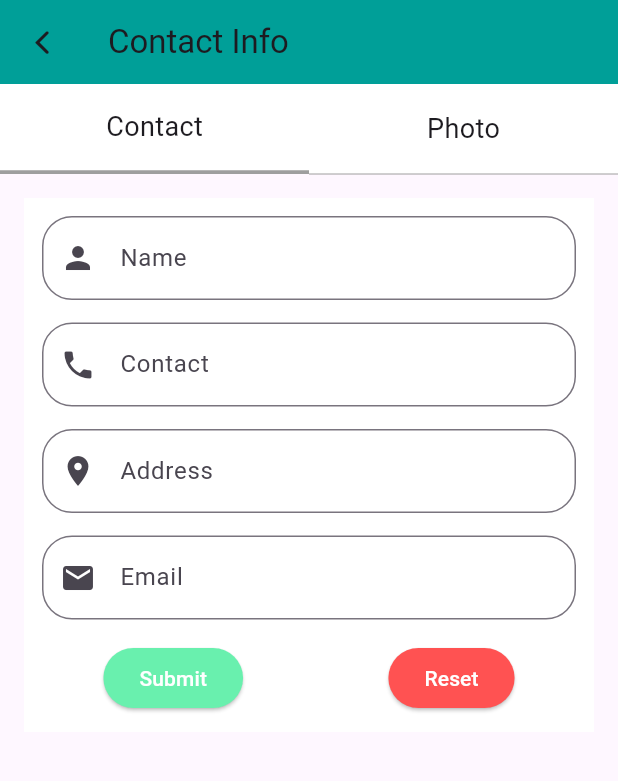
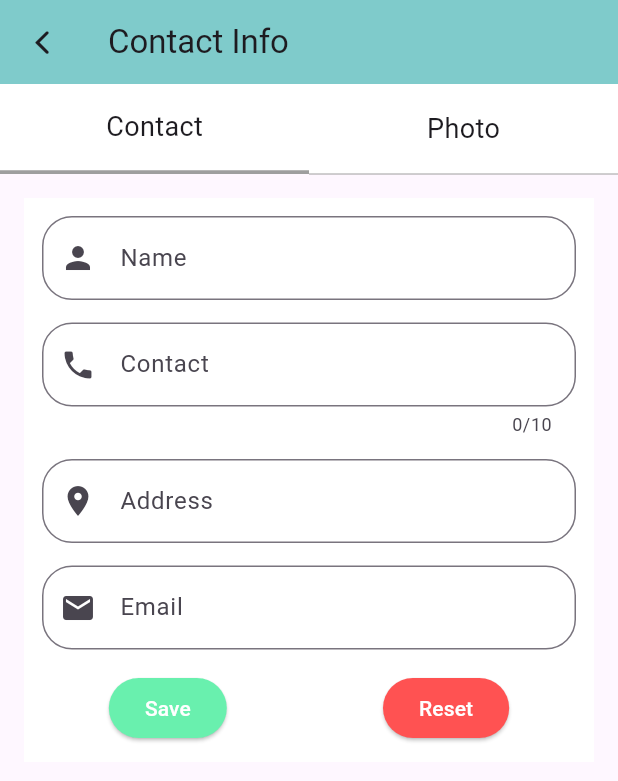
Before and after one commit to om-savani/resume_builder_app, a Flutter app: the ContactInfoPage screen opened by its route, on a phone screen of 412 x 824 dp. Shown: the top 781 px of the screen. Run offline on Flutter 3.47's test engine with Material 3 defaults, Android fonts, the phone set to English and light mode, and no system bars; our stand-ins replace image_picker; missing offline and left inert: flexible_grid_view; network calls fail.

```diff
--- a/lib/main.dart
+++ b/lib/main.dart
@@ -2,7 +2,7 @@ import 'package:flutter/material.dart';
 import 'package:resume_builder_app/routes/app_routes.dart';
 
 void main() {
-  runApp(MyApp());
+  runApp(const MyApp());
 }
 
 class MyApp extends StatelessWidget {
@@ -12,9 +12,9 @@ class MyApp extends StatelessWidget {
   Widget build(BuildContext context) {
     return MaterialApp(
       theme: ThemeData(
-        // scaffoldBackgroundColor: Color(0xff009f98).withOpacity(0.2),
+        // scaffoldBackgroundColor: Color(0xfff5f5f5),
         appBarTheme: AppBarTheme(
-          backgroundColor: Color(0xff009f98).withOpacity(0.2),
+          backgroundColor: Colors.grey.shade500,
         ),
       ),
       debugShowCheckedModeBanner: false,
--- a/lib/screens/buider_options_pages/contact_info/contact_info_page.dart
+++ b/lib/screens/buider_options_pages/contact_info/contact_info_page.dart
@@ -1,9 +1,12 @@
+import 'dart:developer';
+import 'dart:io';
 import 'package:flutter/cupertino.dart';
 import 'package:flutter/material.dart';
-import 'package:flutter/painting.dart';
-import 'package:flutter/widgets.dart';
+import 'package:flutter/services.dart';
+import 'package:image_picker/image_picker.dart';
 import 'package:resume_builder_app/utils/extensions.dart';
 import '../../../routes/app_routes.dart';
+import '../../../utils/globals.dart';
 
 class ContactInfoPage extends StatefulWidget {
   const ContactInfoPage({super.key});
@@ -17,10 +20,7 @@ class _ContactInfoPageState extends State<ContactInfoPage> {
   bool hide = true;
   String? name, phone, address, email;
   GlobalKey<FormState> formKey = GlobalKey<FormState>();
-  TextEditingController nameController = TextEditingController();
-  TextEditingController phoneController = TextEditingController();
-  TextEditingController addressController = TextEditingController();
-  TextEditingController emailController = TextEditingController();
+
   void setIndex(int i) {
     index = i;
     setState(() {});
@@ -37,7 +37,7 @@ class _ContactInfoPageState extends State<ContactInfoPage> {
           icon: Icon(CupertinoIcons.back),
         ),
         title: const Text("Contact Info"),
-        backgroundColor: Color(0xff009f98),
+        backgroundColor: Color(0xff009f98).withOpacity(0.5),
       ),
       body: Center(
         child: Column(
@@ -107,23 +107,25 @@ class _ContactInfoPageState extends State<ContactInfoPage> {
                     // Contact Page
                     Container(
                       decoration: const BoxDecoration(
-                          // color: Color(0xff009f98),
-                          color: Colors.white),
+                        color: Colors.white,
+                      ),
                       padding: const EdgeInsets.all(12),
                       child: Form(
                         key: formKey,
+                        autovalidateMode: AutovalidateMode.onUserInteraction,
                         child: SingleChildScrollView(
                           child: Column(
                             mainAxisSize: MainAxisSize.min,
                             children: [
                               TextFormField(
+                                onSaved: (val) => {Globals.name = val},
+                                initialValue: Globals.name,
                                 validator: (val) {
                                   if (val!.isEmpty) {
                                     return "Please enter name";
                                   }
                                   return null;
                                 },
-                                controller: nameController,
                                 textInputAction: TextInputAction.next,
                                 decoration: InputDecoration(
                                   labelText: "Name",
@@ -136,13 +138,20 @@ class _ContactInfoPageState extends State<ContactInfoPage> {
                               ),
                               15.h,
                               TextFormField(
+                                maxLength: 10,
+                                onSaved: (val) => {Globals.phone = val},
+                                initialValue: Globals.phone,
                                 validator: (val) {
                                   if (val!.isEmpty) {
                                     return "Please enter phone number";
+                                  } else if (val.length < 10) {
+                                    return "Number must be 10 digits";
                                   }
                                   return null;
                                 },
-                                controller: phoneController,
+                                inputFormatters: [
+                                  FilteringTextInputFormatter.digitsOnly
+                                ],
                                 textInputAction: TextInputAction.next,
                                 keyboardType: TextInputType.phone,
                                 decoration: InputDecoration(
@@ -156,13 +165,14 @@ class _ContactInfoPageState extends State<ContactInfoPage> {
                               ),
                               15.h,
                               TextFormField(
+                                onSaved: (val) => {Globals.address = val},
+                                initialValue: Globals.address,
                                 validator: (val) {
                                   if (val!.isEmpty) {
                                     return "Please enter address";
                                   }
                                   return null;
                                 },
-                                controller: addressController,
                                 textInputAction: TextInputAction.next,
                                 decoration: InputDecoration(
                                   labelText: "Address",
@@ -175,13 +185,14 @@ class _ContactInfoPageState extends State<ContactInfoPage> {
                               ),
                               15.h,
                               TextFormField(
+                                onSaved: (val) => {Globals.email = val},
+                                initialValue: Globals.email,
                                 validator: (val) {
                                   if (val!.isEmpty) {
                                     return "Please enter email";
                                   }
                                   return null;
                                 },
-                                controller: emailController,
                                 textInputAction: TextInputAction.next,
                                 keyboardType: TextInputType.emailAddress,
                                 decoration: InputDecoration(
@@ -202,35 +213,56 @@ class _ContactInfoPageState extends State<ContactInfoPage> {
                                     onPressed: () {
                                       bool valid =
                                           formKey.currentState!.validate();
+                                      if (valid) {
+                                        formKey.currentState!.save();
+
+                                        SnackBar snackBar = const SnackBar(
+                                          content: Text(
+                                              "Form saved successfully... !!"),
+                                          backgroundColor: Colors.green,
+                                          behavior: SnackBarBehavior.floating,
+                                        );
+
+                                        ScaffoldMessenger.of(context)
+                                            .showSnackBar(snackBar);
+                                      } else {
+                                        SnackBar snackBar = const SnackBar(
+                                          content:
+                                              Text("Something went wrong...!!"),
+                                          backgroundColor: Colors.red,
+                                          behavior: SnackBarBehavior.floating,
+                                        );
+                                        ScaffoldMessenger.of(context)
+                                            .showSnackBar(snackBar);
+                                      }
                                     },
                                     style: ButtonStyle(
-                                      backgroundColor: WidgetStateProperty.all(
-                                          Colors.greenAccent),
+                                      backgroundColor:
+                                          MaterialStateProperty.all(
+                                              Colors.greenAccent),
                                       foregroundColor:
-                                          WidgetStateProperty.all(Colors.white),
+                                          MaterialStateProperty.all(
+                                              Colors.white),
                                     ),
-                                    child: const Text(
-                                      "Submit",
-                                    ),
+                                    child: const Text("Save"),
                                   ),
                                   15.w,
                                   ElevatedButton(
                                     onPressed: () {
-                                      nameController.clear();
-                                      phoneController.clear();
-                                      addressController.clear();
-                                      emailController.clear();
+                                      formKey.currentState!.reset();
+                                      Globals.name = Globals.phone = Globals
+                                          .address = Globals.email = null;
                                       setState(() {});
                                     },
                                     style: ButtonStyle(
-                                      backgroundColor: WidgetStateProperty.all(
-                                          Colors.redAccent),
+                                      backgroundColor:
+                                          MaterialStateProperty.all(
+                                              Colors.redAccent),
                                       foregroundColor:
-                                          WidgetStateProperty.all(Colors.white),
+                                          MaterialStateProperty.all(
+                                              Colors.white),
                                     ),
-                                    child: const Text(
-                                      "Reset",
-                                    ),
+                                    child: const Text("Reset"),
                                   ),
                                 ],
                               ),
@@ -244,8 +276,37 @@ class _ContactInfoPageState extends State<ContactInfoPage> {
                       decoration: const BoxDecoration(
                         color: Colors.white,
                       ),
-                      child: const Column(
-                        mainAxisSize: MainAxisSize.min,
+                      alignment: Alignment.center,
+                      width: double.infinity,
+                      height: MediaQuery.of(context).size.height * 0.3,
+                      child: Stack(
+                        alignment: Alignment.bottomRight,
+                        children: [
+                          CircleAvatar(
+                            foregroundImage: Globals.image != null
+                                ? FileImage(Globals.image!)
+                                : null,
+                            child: Text("Add Photo"),
+                            radius: 70,
+                            backgroundColor: Colors.grey.shade300,
+                          ),
+                          FloatingActionButton.small(
+                            onPressed: () async {
+                              ImagePicker picker = ImagePicker();
+                              XFile? file = await picker.pickImage(
+                                source: ImageSource.camera,
+                              );
+                              if (file != null) {
+                                log("FILE GOT !!");
+                                Globals.image = File(file.path);
+                                setState(() {});
+                              } else {
+                                log("FAILED !!");
+                              }
+                            },
+                            child: Icon(Icons.add),
+                          ),
+                        ],
                       ),
                     ),
                   ],
--- /dev/null
+++ b/lib/utils/globals.dart
@@ -0,0 +1,6 @@
+import 'dart:io';
+
+class Globals {
+  static String? name, phone, address, email;
+  static File? image;
+}
--- a/pubspec.yaml
+++ b/pubspec.yaml
@@ -36,6 +36,7 @@ dependencies:
   # Use with the CupertinoIcons class for iOS style icons.
   cupertino_icons: ^1.0.6
   flexible_grid_view: ^0.0.2
+  image_picker: ^1.1.2
 
 dev_dependencies:
   flutter_test:
```
Also changed, not shown: lib/screens/homepage.dart (+2 -11 lines), pubspec.lock, 5 other files.
